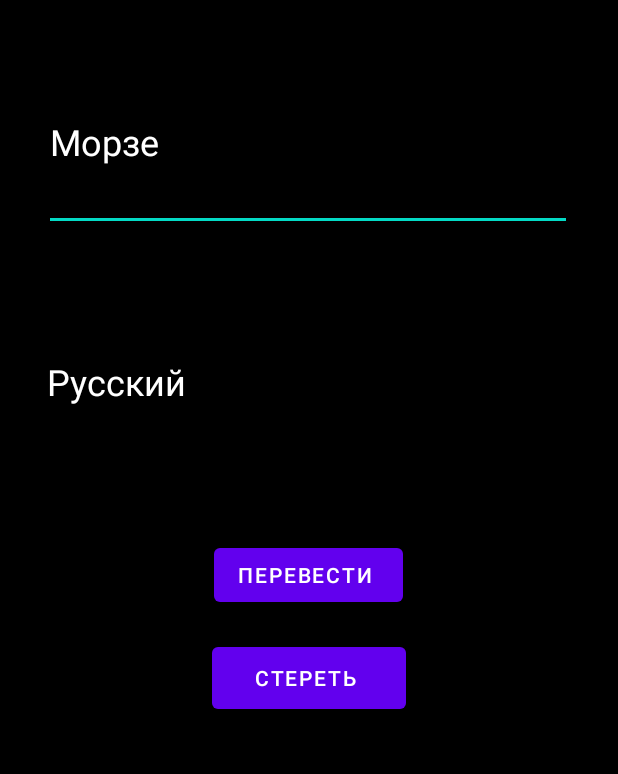
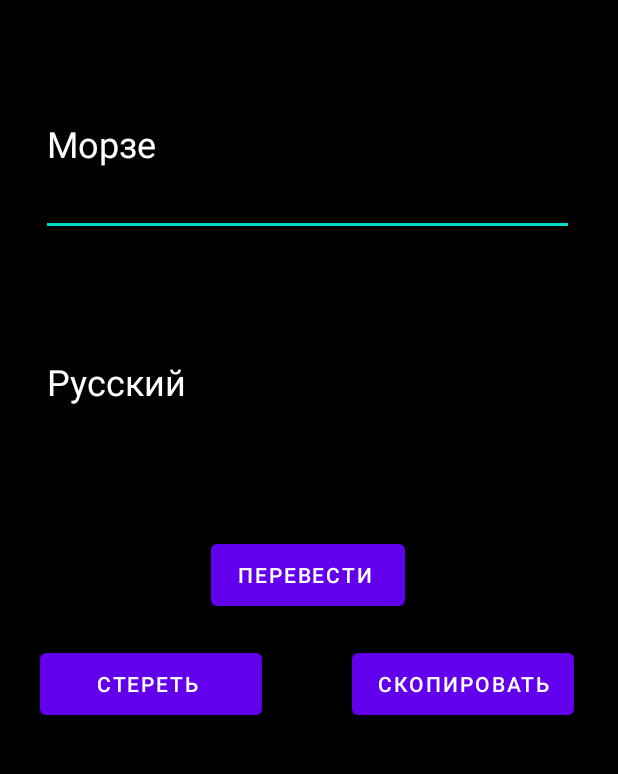
Before and after one commit to nPocTocax/translator2, an Android app: the screen it shows after launch (MainActivity), on a phone screen of 412 x 824 dp, the part 84-858 px from its top. Run offline under Robolectric (Android 15) with nearby library versions, the phone set to English and light mode, and no system bars.

Commit message:
алфавит

```diff
--- a/app/src/main/java/com/example/translator2/MainActivity.java
+++ b/app/src/main/java/com/example/translator2/MainActivity.java
@@ -1,5 +1,8 @@
 package com.example.translator2;
 
+import android.content.ClipData;
+import android.content.ClipboardManager;
+import android.content.Context;
 import android.os.Bundle;
 import android.view.View;
 import android.widget.Button;
@@ -14,6 +17,7 @@ public class MainActivity extends AppCompatActivity {
     public EditText editText;
     public EditText editMorse;
     public Button button2;
+    public Button button3;
 
 
     char[] russian = {'а', 'б', 'в', 'г', 'д', 'е', 'ж', 'з', 'и', 'й', 'к',
@@ -34,10 +38,21 @@ public class MainActivity extends AppCompatActivity {
         editText = findViewById(R.id.editText);
         editMorse = findViewById(R.id.editMorse);
         button2 = findViewById(R.id.button2);
+        button3 = findViewById(R.id.button3);
 
 
+        button3.setOnClickListener(new View.OnClickListener() {
+            @Override
+            public void onClick(View view) {
+                ClipboardManager clipboard = (ClipboardManager) getSystemService(Context.CLIPBOARD_SERVICE);
+                EditText txtField = findViewById(R.id.editMorse);
+                String text = txtField.getText().toString();
+                ClipData clip = ClipData.newPlainText("text", text);
+                clipboard.setPrimaryClip(clip);
+            }
+        });
 
-        button2.setOnClickListener(new View.OnClickListener() {
+                button2.setOnClickListener(new View.OnClickListener() {
             @Override
             public void onClick(View view) {
                 editText.setText("");
--- a/app/src/main/res/layout/activity_main.xml
+++ b/app/src/main/res/layout/activity_main.xml
@@ -9,11 +9,10 @@
     tools:context=".MainActivity">
 
 
-
     <EditText
         android:id="@+id/editMorse"
-        android:layout_width="352dp"
-        android:layout_height="118dp"
+        android:layout_width="355dp"
+        android:layout_height="122dp"
         android:drawableTint="#FFFFFF"
         android:hint="Морзе"
         android:shadowColor="#ffffff"
@@ -46,8 +45,8 @@
 
     <Button
         android:id="@+id/button"
-        android:layout_width="wrap_content"
-        android:layout_height="wrap_content"
+        android:layout_width="129dp"
+        android:layout_height="53dp"
         android:text="Перевести "
         app:layout_constraintBottom_toBottomOf="parent"
         app:layout_constraintEnd_toEndOf="parent"
@@ -58,14 +57,27 @@
 
     <Button
         android:id="@+id/button2"
-        android:layout_width="129dp"
+        android:layout_width="148dp"
         android:layout_height="53dp"
         android:text="стереть "
         app:layout_constraintBottom_toBottomOf="parent"
         app:layout_constraintEnd_toEndOf="parent"
+        app:layout_constraintHorizontal_bias="0.102"
         app:layout_constraintStart_toStartOf="parent"
         app:layout_constraintTop_toTopOf="parent"
-        app:layout_constraintVertical_bias="0.595" />
+        app:layout_constraintVertical_bias="0.601" />
+
+    <Button
+        android:id="@+id/button3"
+        android:layout_width="148dp"
+        android:layout_height="53dp"
+        android:text="скопировать"
+        app:layout_constraintBottom_toBottomOf="parent"
+        app:layout_constraintEnd_toEndOf="parent"
+        app:layout_constraintHorizontal_bias="0.889"
+        app:layout_constraintStart_toStartOf="parent"
+        app:layout_constraintTop_toTopOf="parent"
+        app:layout_constraintVertical_bias="0.601" />
 
 
 </androidx.constraintlayout.widget.ConstraintLayout>
```
